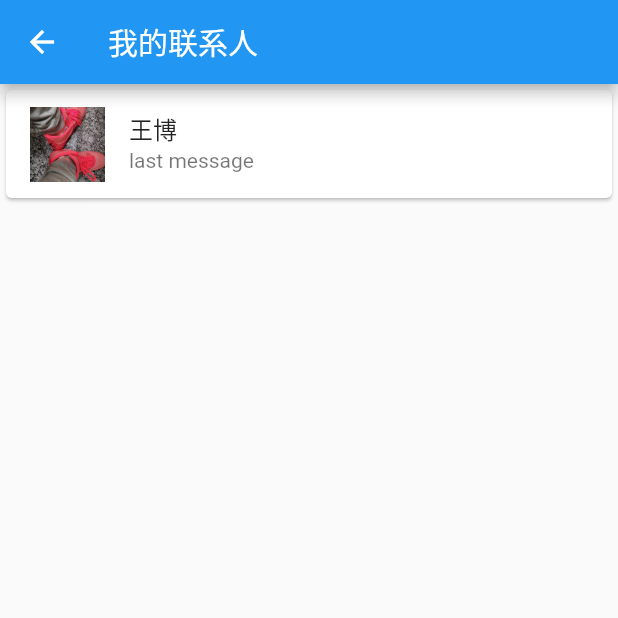
After one commit to CandyTalkKent/chatFlutter, a Flutter app: the MessagersListRoute screen opened directly, on a phone screen of 412 x 824 dp, the top half of it. The commit adds this screen. Run offline on Flutter 3.47's test engine with Material 2 defaults, Android fonts, the phone set to English and light mode, and no system bars; our stand-ins replace flutter_screenutil, font_awesome_flutter; generated files the repository leaves out were written again.

Commit message:
[v1.0.0] login success , navigator, messagerslist route

```diff
--- /dev/null
+++ b/ui_with_fluttrer/jsons/LoginRequest.json
@@ -0,0 +1,4 @@
+{
+  "user": "$User",
+  "password": ""
+}
--- /dev/null
+++ b/ui_with_fluttrer/lib/components/MessagerItem.dart
@@ -0,0 +1,38 @@
+import 'package:flutter/material.dart';
+import 'package:ui_with_fluttrer/models/User.dart';
+
+class MessagerItem extends StatelessWidget {
+  User user;
+
+  MessagerItem({this.user});
+
+  @override
+  Widget build(BuildContext context) {
+    // TODO: implement build
+    return Center(
+      child: Card(
+        child: Column(
+          mainAxisSize: MainAxisSize.min,
+          children: <Widget>[
+            ListTile(
+              leading: Container(
+                decoration: new BoxDecoration(
+                    borderRadius: BorderRadius.all(Radius.circular(20)),
+                    color: Colors.white),
+                child: Image.asset(
+                  "images/WechatIMG1.jpeg",
+                  height: 50,
+                  width: 50,
+                  fit: BoxFit.cover,
+                ),
+              ),
+              title: Text(user.userName),
+              subtitle: Text('last message'),
+            ),
+          ],
+        ),
+      ),
+    );
+    ;
+  }
+}
--- a/ui_with_fluttrer/lib/main.dart
+++ b/ui_with_fluttrer/lib/main.dart
@@ -1,5 +1,5 @@
 import 'package:flutter/material.dart';
-import 'package:ui_with_fluttrer/routes/ChatScreen.dart';
+import 'package:ui_with_fluttrer/routes/ChatScreenRoute.dart';
 import 'package:ui_with_fluttrer/routes/LoginRoute.dart';
 
 void main() {
--- a/ui_with_fluttrer/lib/models/MessagePacket.dart
+++ b/ui_with_fluttrer/lib/models/MessagePacket.dart
@@ -1,5 +1,5 @@
 import 'package:json_annotation/json_annotation.dart';
-
+import "User.dart";
 part 'MessagePacket.g.dart';
 
 @JsonSerializable()
@@ -8,8 +8,8 @@ class MessagePacket {
 
     String command;
     String message;
-    Map<String,dynamic> fromUser;
-    Map<String,dynamic> toUser;
+    User fromUser;
+    User toUser;
 
     factory MessagePacket.fromJson(Map<String,dynamic> json) => _$MessagePacketFromJson(json);
     Map<String, dynamic> toJson() => _$MessagePacketToJson(this);
--- /dev/null
+++ b/ui_with_fluttrer/lib/models/Serializable.dart
@@ -0,0 +1,4 @@
+abstract class Serializable<T> {
+
+  Map<String, dynamic> toJson();
+}
--- a/ui_with_fluttrer/lib/models/User.dart
+++ b/ui_with_fluttrer/lib/models/User.dart
@@ -15,6 +15,7 @@ class User {
     String email;
     String homeTown;
 
+
     factory User.fromJson(Map<String,dynamic> json) => _$UserFromJson(json);
     Map<String, dynamic> toJson() => _$UserToJson(this);
 }
--- a/ui_with_fluttrer/lib/models/index.dart
+++ b/ui_with_fluttrer/lib/models/index.dart
@@ -1,2 +1,3 @@
+export 'LoginRequest.dart' ;
 export 'MessagePacket.dart' ;
 export 'User.dart' ;
--- a/ui_with_fluttrer/lib/mywebsocket.dart
+++ b/ui_with_fluttrer/lib/mywebsocket.dart
@@ -1,5 +1,4 @@
 import 'package:flutter/foundation.dart';
-//import 'package:ui_with_fluttrer/models/index.dart';
 import 'package:web_socket_channel/io.dart';
 import 'package:flutter/material.dart';
 import 'package:web_socket_channel/web_socket_channel.dart';
--- /dev/null
+++ b/ui_with_fluttrer/lib/routes/MessagersListRoute.dart
@@ -0,0 +1,42 @@
+import 'package:flutter/material.dart';
+import 'package:ui_with_fluttrer/components/MessagerItem.dart';
+import 'package:ui_with_fluttrer/models/index.dart';
+
+class MessagersListRoute extends StatelessWidget {
+  @override
+  Widget build(BuildContext context) {
+    // TODO: implement build
+    return new Scaffold(
+      appBar: AppBar(
+        title: Text("我的联系人"),
+      ),
+      body: MessagersList(),
+    );
+  }
+}
+
+class MessagersList extends StatefulWidget {
+  @override
+  MessagersListState createState() => MessagersListState();
+}
+
+class MessagersListState extends State<MessagersList> {
+  List<MessagerItem> _messagers = new List<MessagerItem>();
+
+  @override
+  Widget build(BuildContext context) {
+    User user = new User();
+    user.userName = "王博";
+    _messagers.add(new MessagerItem(user: user));
+
+    return ListView.builder(
+        // Let the ListView know how many items it needs to build.
+        itemCount: _messagers.length,
+        // Provide a builder function. This is where the magic happens.
+        // Convert each item into a widget based on the type of item it is.
+        itemBuilder: (context, index) {
+          final item = _messagers[index];
+          return item;
+        });
+  }
+}
```
Also changed, not shown: ui_with_fluttrer/jsons/MessagePacket.json (+2 -6 lines), ui_with_fluttrer/lib/common/PacketEncode.dart (+11 -9 lines), ui_with_fluttrer/lib/models/LoginRequest.dart (added, +18 -0 lines), ui_with_fluttrer/lib/routes/ChatScreenRoute.dart (renamed from ui_with_fluttrer/lib/routes/ChatScreen.dart, +20 -5 lines), ui_with_fluttrer/lib/routes/LoginRoute.dart (+69 -3 lines), ui_with_fluttrer/jsons/User.json (line endings or trailing spaces), ui_with_fluttrer/lib/components/ChatMessage.dart (renamed from ui_with_fluttrer/lib/routes/ChatMessage.dart), ui_with_fluttrer/lib/models/LoginRequest.g.dart (added), ui_with_fluttrer/lib/models/MessagePacket.g.dart.
